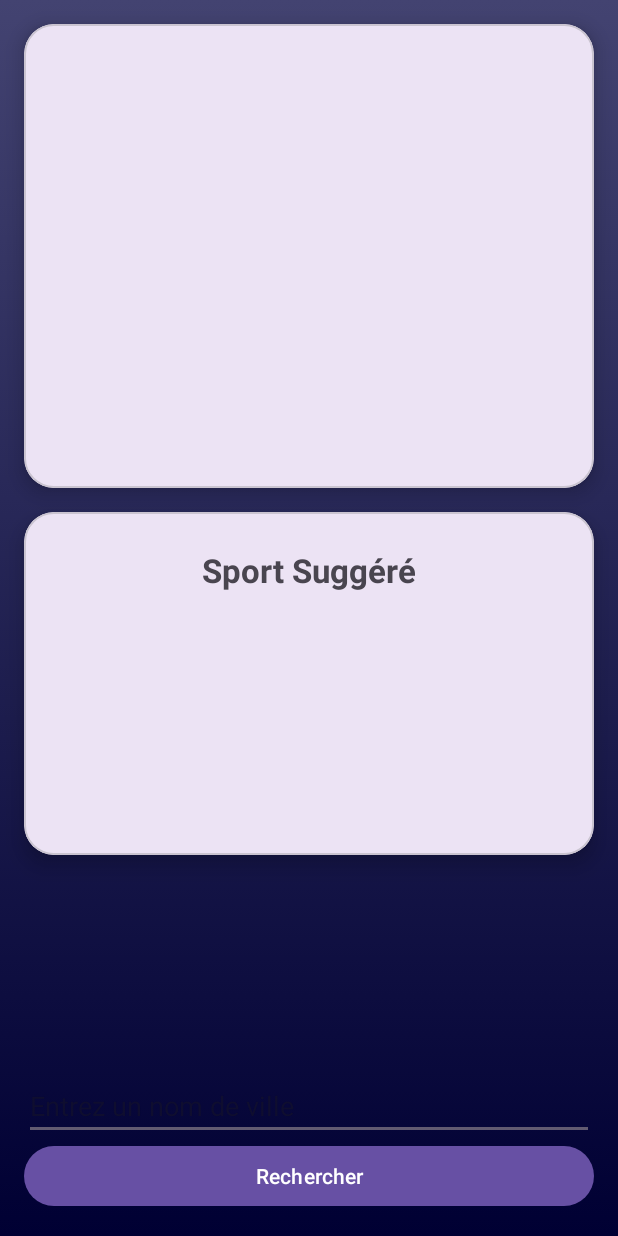
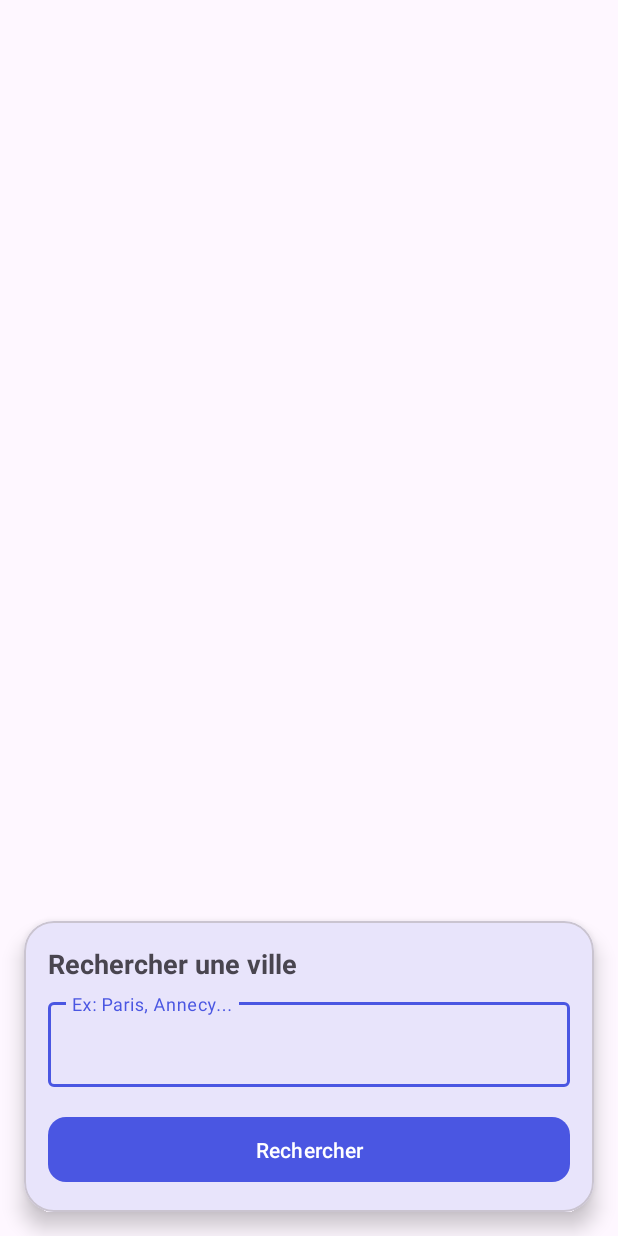
Before and after one commit to hsn00000/MyWeatherSport, an Android app: the screen it shows after launch (MainActivity), on a phone screen of 412 x 824 dp. Run offline under Robolectric (Android 15) with nearby library versions, the phone set to English and light mode, and no system bars; pictures from the network do not load.

Commit message:
feat: Redesign HomeFragment UI and add dynamic backgrounds
This commit redesigns the `HomeFragment` layout and introduces dynamic day/night background gradients.

- **UI Overhaul (`fragment_home.xml`)**:
    - Replaces the `LinearLayout` with a `ConstraintLayout` for a more flexible and modern UI.
    - Groups weather and sport suggestion information into `MaterialCardView` components for better visual separation and styling.
    - Adds an `ImageView` (`ivCurrentWeatherIcon`) to display a dynamic icon representing the current weather conditions.
    - Updates text sizes, margins, and button styles for a cleaner look.

- **Dynamic Backgrounds**:
    - Adds new drawable resources (`background_day.xml`, `background_night.xml`) for gradient backgrounds.
    - A selector (`background_main.xml`) is used to automatically switch between day and night backgrounds based on the system's night mode setting.

- **Fragment Logic (`HomeFragment.java`)**:
    - Adds logic to update the new `ivCurrentWeatherIcon` based on the weather condition (e.g., "Clear", "Clouds", "Rain").
    - Removes unnecessary comments and simplifies code structure.

```diff
--- a/app/src/main/java/com/example/myweathersport/ui/home/HomeFragment.java
+++ b/app/src/main/java/com/example/myweathersport/ui/home/HomeFragment.java
@@ -28,12 +28,13 @@ public class HomeFragment extends Fragment {
 
     private WeatherViewModel viewModel;
 
-    // Déclaration des vues
+    // Déclaration des vues de l'interface
     private EditText etCityName;
     private Button btnSearch;
     private Button btnGoToForecast;
     private TextView tvCityName, tvTemperature, tvWeatherDescription, tvSportName;
-    private ImageView ivSport, ivCurrentWeatherIcon;
+    private ImageView ivSport;
+    private ImageView ivCurrentWeatherIcon; // <-- NOUVELLE ImageView pour l'icône météo
 
     @Override
     public View onCreateView(LayoutInflater inflater, ViewGroup container, Bundle savedInstanceState) {
@@ -44,9 +45,10 @@ public class HomeFragment extends Fragment {
     public void onViewCreated(@NonNull View view, @Nullable Bundle savedInstanceState) {
         super.onViewCreated(view, savedInstanceState);
 
+        // Lie le ViewModel au cycle de vie de l'ACTIVITY pour le partage de données
         viewModel = new ViewModelProvider(requireActivity()).get(WeatherViewModel.class);
 
-        // Initialisation des vues
+        // Initialise toutes les vues
         etCityName = view.findViewById(R.id.etCityName);
         btnSearch = view.findViewById(R.id.btnSearch);
         btnGoToForecast = view.findViewById(R.id.btnGoToForecast);
@@ -55,9 +57,8 @@ public class HomeFragment extends Fragment {
         tvWeatherDescription = view.findViewById(R.id.tvWeatherDescription);
         ivSport = view.findViewById(R.id.ivSport);
         tvSportName = view.findViewById(R.id.tvSportName);
-        ivCurrentWeatherIcon = view.findViewById(R.id.ivCurrentWeatherIcon);
+        ivCurrentWeatherIcon = view.findViewById(R.id.ivCurrentWeatherIcon); // <-- Initialisation
 
-        // Logique des boutons
         btnSearch.setOnClickListener(v -> {
             String city = etCityName.getText().toString();
             if (!city.trim().isEmpty()) {
@@ -84,7 +85,8 @@ public class HomeFragment extends Fragment {
                 String description = weatherResponse.getWeather().get(0).getDescription();
                 tvWeatherDescription.setText(description.substring(0, 1).toUpperCase() + description.substring(1));
 
-                String weatherCondition = weatherResponse.getWeather().get(0).getMain();
+                // Met à jour la nouvelle icône météo
+                String weatherCondition = weatherResponse.getWeather().isEmpty() ? "" : weatherResponse.getWeather().get(0).getMain();
                 ivCurrentWeatherIcon.setImageResource(getWeatherIconResId(weatherCondition));
 
                 List<Sport> recommendedSports = viewModel.recommendSports(
@@ -105,11 +107,17 @@ public class HomeFragment extends Fragment {
         });
     }
 
+    // Méthode pour choisir la bonne icône en fonction de la condition météo
     private int getWeatherIconResId(String condition) {
-        if (condition.equalsIgnoreCase("Clear")) return R.drawable.ic_sun;
-        if (condition.equalsIgnoreCase("Clouds")) return R.drawable.ic_cloud;
-        if (condition.equalsIgnoreCase("Rain")) return R.drawable.ic_rain;
-        if (condition.equalsIgnoreCase("Snow")) return R.drawable.ic_snow;
+        if (condition.equalsIgnoreCase("Clear")) {
+            return R.drawable.ic_sun;
+        } else if (condition.equalsIgnoreCase("Clouds")) {
+            return R.drawable.ic_cloud;
+        } else if (condition.equalsIgnoreCase("Rain")) {
+            return R.drawable.ic_rain;
+        } else if (condition.equalsIgnoreCase("Snow")) {
+            return R.drawable.ic_snow;
+        }
         return R.drawable.ic_cloud; // Icône par défaut
     }
 }
--- a/app/src/main/res/drawable/background_main.xml
+++ /dev/null
@@ -1,4 +0,0 @@
-<selector xmlns:android="http://schemas.android.com/apk/res/android">
-    <item android:drawable="@drawable/background_night" android:state_night_mode="true"/>
-    <item android:drawable="@drawable/background_day" android:state_night_mode="false"/>
-</selector>
--- a/app/src/main/res/layout/fragment_home.xml
+++ b/app/src/main/res/layout/fragment_home.xml
@@ -4,26 +4,27 @@
     xmlns:tools="http://schemas.android.com/tools"
     android:layout_width="match_parent"
     android:layout_height="match_parent"
-    android:background="@drawable/background_main"
     tools:context=".ui.home.HomeFragment">
 
     <com.google.android.material.card.MaterialCardView
         android:id="@+id/weatherCard"
         android:layout_width="0dp"
         android:layout_height="wrap_content"
+        android:layout_margin="16dp"
+        android:visibility="gone"
         app:cardCornerRadius="20dp"
         app:cardElevation="8dp"
+        app:layout_constraintEnd_toEndOf="parent"
+        app:layout_constraintStart_toStartOf="parent"
         app:layout_constraintTop_toTopOf="parent"
-        app:layout_constraintStart_toStartOf="parent"
-        app:layout_constraintEnd_toEndOf="parent"
-        android:layout_margin="16dp">
+        tools:visibility="visible">
 
         <LinearLayout
             android:layout_width="match_parent"
             android:layout_height="wrap_content"
+            android:gravity="center_horizontal"
             android:orientation="vertical"
-            android:padding="24dp"
-            android:gravity="center_horizontal">
+            android:padding="24dp">
 
             <TextView
                 android:id="@+id/tvCityName"
@@ -38,8 +39,7 @@
                 android:layout_width="100dp"
                 android:layout_height="100dp"
                 android:layout_marginTop="8dp"
-                tools:src="@drawable/ic_sun"
-                android:contentDescription="Icône météo actuelle" />
+                tools:src="@drawable/ic_sun" />
 
             <TextView
                 android:id="@+id/tvTemperature"
@@ -63,33 +63,35 @@
         android:id="@+id/sportCard"
         android:layout_width="0dp"
         android:layout_height="wrap_content"
+        android:layout_marginHorizontal="16dp"
         android:layout_marginTop="16dp"
+        android:visibility="gone"
         app:cardCornerRadius="20dp"
         app:cardElevation="8dp"
+        app:layout_constraintEnd_toEndOf="parent"
+        app:layout_constraintStart_toStartOf="parent"
         app:layout_constraintTop_toBottomOf="@id/weatherCard"
-        app:layout_constraintStart_toStartOf="parent"
-        app:layout_constraintEnd_toEndOf="parent"
-        android:layout_marginHorizontal="16dp">
+        tools:visibility="visible">
 
         <LinearLayout
             android:layout_width="match_parent"
             android:layout_height="wrap_content"
+            android:gravity="center_horizontal"
             android:orientation="vertical"
-            android:gravity="center_horizontal"
-            android:padding="24dp">
+            android:padding="16dp">
 
             <TextView
                 android:layout_width="wrap_content"
                 android:layout_height="wrap_content"
                 android:text="Sport Suggéré"
-                android:textSize="22sp"
+                android:textSize="20sp"
                 android:textStyle="bold" />
 
             <ImageView
                 android:id="@+id/ivSport"
                 android:layout_width="100dp"
                 android:layout_height="100dp"
-                android:layout_marginTop="16dp"
+                android:layout_marginTop="8dp"
                 tools:src="@drawable/natation" />
 
             <TextView
@@ -97,41 +99,67 @@
                 android:layout_width="wrap_content"
                 android:layout_height="wrap_content"
                 android:layout_marginTop="8dp"
-                android:textSize="20sp"
+                android:textSize="18sp"
                 tools:text="Natation" />
+        </LinearLayout>
 
-        </LinearLayout>
     </com.google.android.material.card.MaterialCardView>
 
-    <LinearLayout
+    <com.google.android.material.card.MaterialCardView
+        android:id="@+id/searchCard"
         android:layout_width="0dp"
         android:layout_height="wrap_content"
+        android:layout_margin="16dp"
+        app:cardCornerRadius="20dp"
+        app:cardElevation="8dp"
+        app:layout_constraintBottom_toBottomOf="parent"
+        app:layout_constraintEnd_toEndOf="parent"
+        app:layout_constraintStart_toStartOf="parent">
+
+        <LinearLayout
+            android:layout_width="match_parent"
+            android:layout_height="wrap_content"
             android:orientation="vertical"
-        android:padding="16dp"
-        app:layout_constraintBottom_toBottomOf="parent"
-        app:layout_constraintStart_toStartOf="parent"
-        app:layout_constraintEnd_toEndOf="parent">
+            android:padding="16dp">
 
-        <EditText
+            <TextView
+                android:layout_width="wrap_content"
+                android:layout_height="wrap_content"
+                android:layout_marginBottom="8dp"
+                android:text="Rechercher une ville"
+                android:textSize="18sp"
+                android:textStyle="bold" />
+
+            <com.google.android.material.textfield.TextInputLayout
+                style="@style/Widget.MaterialComponents.TextInputLayout.OutlinedBox"
+                android:layout_width="match_parent"
+                android:layout_height="wrap_content">
+
+                <com.google.android.material.textfield.TextInputEditText
                     android:id="@+id/etCityName"
                     android:layout_width="match_parent"
                     android:layout_height="wrap_content"
-            android:hint="Entrez un nom de ville" />
+                    android:hint="Ex: Paris, Annecy..." />
+            </com.google.android.material.textfield.TextInputLayout>
 
             <Button
                 android:id="@+id/btnSearch"
                 android:layout_width="match_parent"
                 android:layout_height="wrap_content"
-            android:text="Rechercher" />
+                android:layout_marginTop="16dp"
+                android:paddingVertical="12dp"
+                android:text="Rechercher"
+                app:cornerRadius="12dp" />
 
             <Button
                 android:id="@+id/btnGoToForecast"
+                style="?attr/materialButtonOutlinedStyle"
                 android:layout_width="match_parent"
                 android:layout_height="wrap_content"
                 android:text="Voir les prévisions sur 5 jours"
-            style="?attr/materialButtonOutlinedStyle"
                 android:visibility="gone"
-            tools:visibility="visible"/>
+                tools:visibility="visible" />
         </LinearLayout>
+    </com.google.android.material.card.MaterialCardView>
 
 </androidx.constraintlayout.widget.ConstraintLayout>
--- a/app/src/main/res/values/colors.xml
+++ b/app/src/main/res/values/colors.xml
@@ -2,4 +2,4 @@
 <resources>
     <color name="black">#FF000000</color>
     <color name="white">#FFFFFFFF</color>
-</resources>
+    <color name="my_app_primary">#4A56E2</color> </resources>
--- a/app/src/main/res/values/themes.xml
+++ b/app/src/main/res/values/themes.xml
@@ -1,8 +1,7 @@
 <resources xmlns:tools="http://schemas.android.com/tools">
     <!-- Base application theme. -->
     <style name="Base.Theme.MyWeatherSport" parent="Theme.Material3.DayNight.NoActionBar">
-        <!-- Customize your light theme here. -->
-        <!-- <item name="colorPrimary">@color/my_light_primary</item> -->
+        <item name="colorPrimary">@color/my_app_primary</item>
     </style>
 
     <style name="Theme.MyWeatherSport" parent="Base.Theme.MyWeatherSport" />
```
Lines whose indentation alone changed are shown as unchanged.
